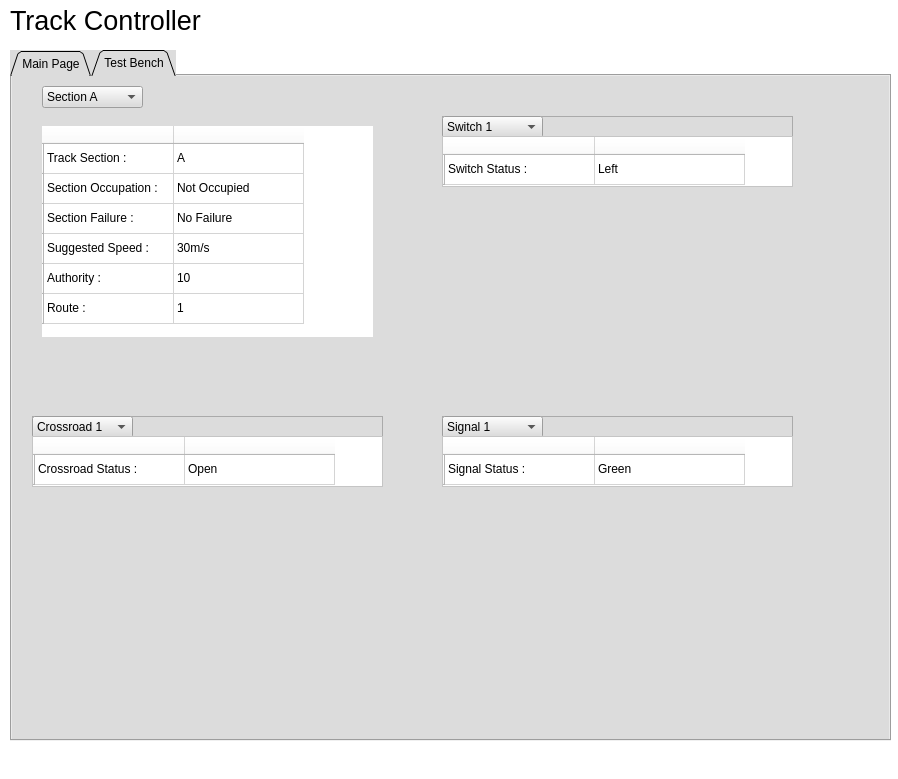
The window that TrackControllerSw/TrackController.ui (cerfort2/1140) describes before a commit, drawn with Qt 5.
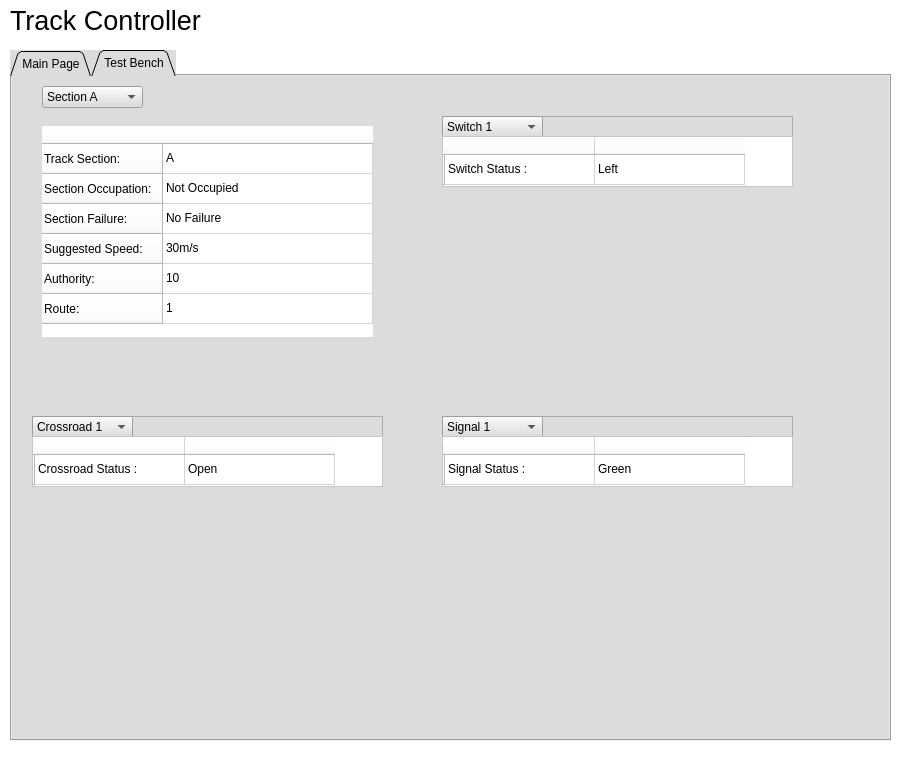
The same window after the commit. The open tabs and pages were chosen to show the change. Icons and pictures are not drawn.

```diff
--- a/TrackControllerSw/TrackController.ui
+++ b/TrackControllerSw/TrackController.ui
@@ -598,36 +598,36 @@
        <number>39</number>
       </attribute>
       <attribute name="horizontalHeaderDefaultSectionSize">
-       <number>130</number>
+       <number>210</number>
       </attribute>
       <row>
        <property name="text">
-        <string/>
+        <string>Track Section:</string>
        </property>
       </row>
       <row>
        <property name="text">
-        <string/>
+        <string>Section Occupation:</string>
        </property>
       </row>
       <row>
        <property name="text">
-        <string/>
+        <string>Section Failure:</string>
        </property>
       </row>
       <row>
        <property name="text">
-        <string/>
+        <string>Suggested Speed:</string>
        </property>
       </row>
       <row>
        <property name="text">
-        <string/>
+        <string>Authority:</string>
        </property>
       </row>
       <row>
        <property name="text">
-        <string/>
+        <string>Route:</string>
        </property>
       </row>
       <column>
@@ -635,67 +635,32 @@
         <string/>
        </property>
       </column>
-      <column>
-       <property name="text">
-        <string/>
-       </property>
-      </column>
       <item row="0" column="0">
        <property name="text">
-        <string>Track Section :</string>
-       </property>
-      </item>
-      <item row="0" column="1">
-       <property name="text">
         <string>A</string>
        </property>
       </item>
       <item row="1" column="0">
        <property name="text">
-        <string>Section Occupation :</string>
-       </property>
-      </item>
-      <item row="1" column="1">
-       <property name="text">
         <string>Not Occupied</string>
        </property>
       </item>
       <item row="2" column="0">
        <property name="text">
-        <string>Section Failure :</string>
-       </property>
-      </item>
-      <item row="2" column="1">
-       <property name="text">
         <string>No Failure</string>
        </property>
       </item>
       <item row="3" column="0">
        <property name="text">
-        <string>Suggested Speed :</string>
-       </property>
-      </item>
-      <item row="3" column="1">
-       <property name="text">
         <string>30m/s</string>
        </property>
       </item>
       <item row="4" column="0">
        <property name="text">
-        <string>Authority :</string>
-       </property>
-      </item>
-      <item row="4" column="1">
-       <property name="text">
         <string>10</string>
        </property>
       </item>
       <item row="5" column="0">
-       <property name="text">
-        <string>Route :</string>
-       </property>
-      </item>
-      <item row="5" column="1">
        <property name="text">
         <string>1</string>
        </property>
```
Left out of the diff: 3 changed lines with no effect on the pictures.
